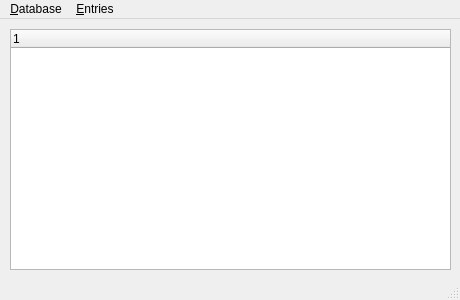
danieleambrosino/KeeReeng, file src/gui/MainWindow.ui: the form before one commit.
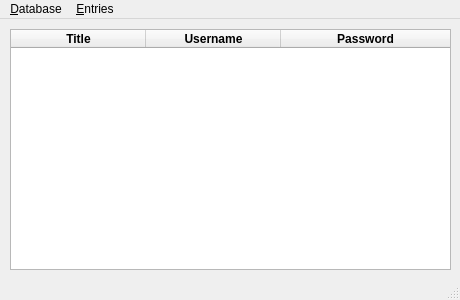
The form after the commit. Custom widgets are drawn as their Qt base class.

Commit message: Implement EntryList

```diff
--- a/src/gui/MainWindow.ui
+++ b/src/gui/MainWindow.ui
@@ -23,9 +23,61 @@
       <height>241</height>
      </rect>
     </property>
+    <property name="columnCount">
+     <number>3</number>
+    </property>
+    <attribute name="headerVisible">
+     <bool>true</bool>
+    </attribute>
+    <attribute name="headerCascadingSectionResizes">
+     <bool>false</bool>
+    </attribute>
+    <attribute name="headerDefaultSectionSize">
+     <number>135</number>
+    </attribute>
+    <attribute name="headerStretchLastSection">
+     <bool>true</bool>
+    </attribute>
     <column>
      <property name="text">
-      <string notr="true">1</string>
+      <string notr="true">Title</string>
+     </property>
+     <property name="font">
+      <font>
+       <weight>75</weight>
+       <bold>true</bold>
+      </font>
+     </property>
+     <property name="textAlignment">
+      <set>AlignCenter</set>
+     </property>
+    </column>
+    <column>
+     <property name="text">
+      <string>Username</string>
+     </property>
+     <property name="font">
+      <font>
+       <weight>75</weight>
+       <bold>true</bold>
+      </font>
+     </property>
+     <property name="textAlignment">
+      <set>AlignCenter</set>
+     </property>
+    </column>
+    <column>
+     <property name="text">
+      <string>Password</string>
+     </property>
+     <property name="font">
+      <font>
+       <weight>75</weight>
+       <bold>true</bold>
+      </font>
+     </property>
+     <property name="textAlignment">
+      <set>AlignCenter</set>
      </property>
     </column>
    </widget>
```
The commit also changes 2 other files.
